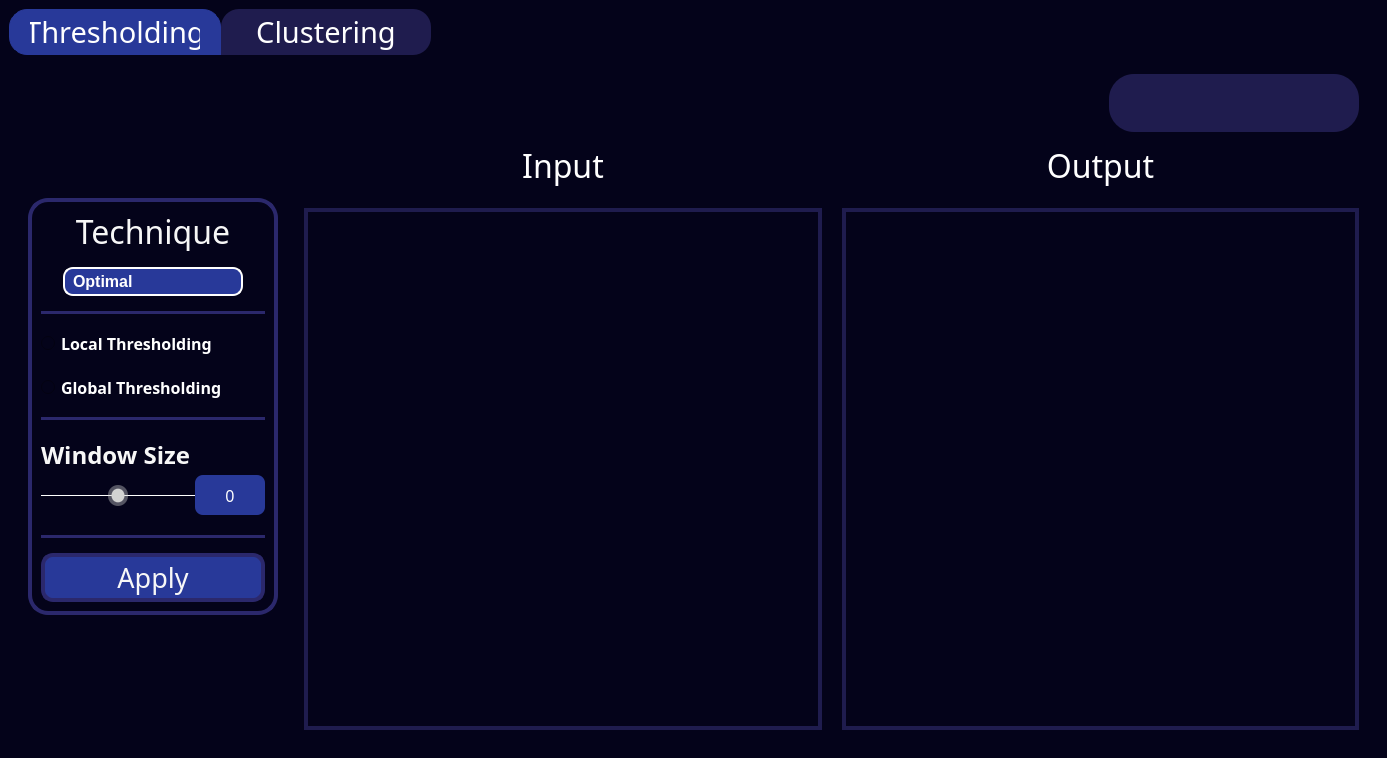
The window that Mainwindow.ui (MohamedAlaaAli/ClassiFlick) describes before a commit, drawn with Qt 5.
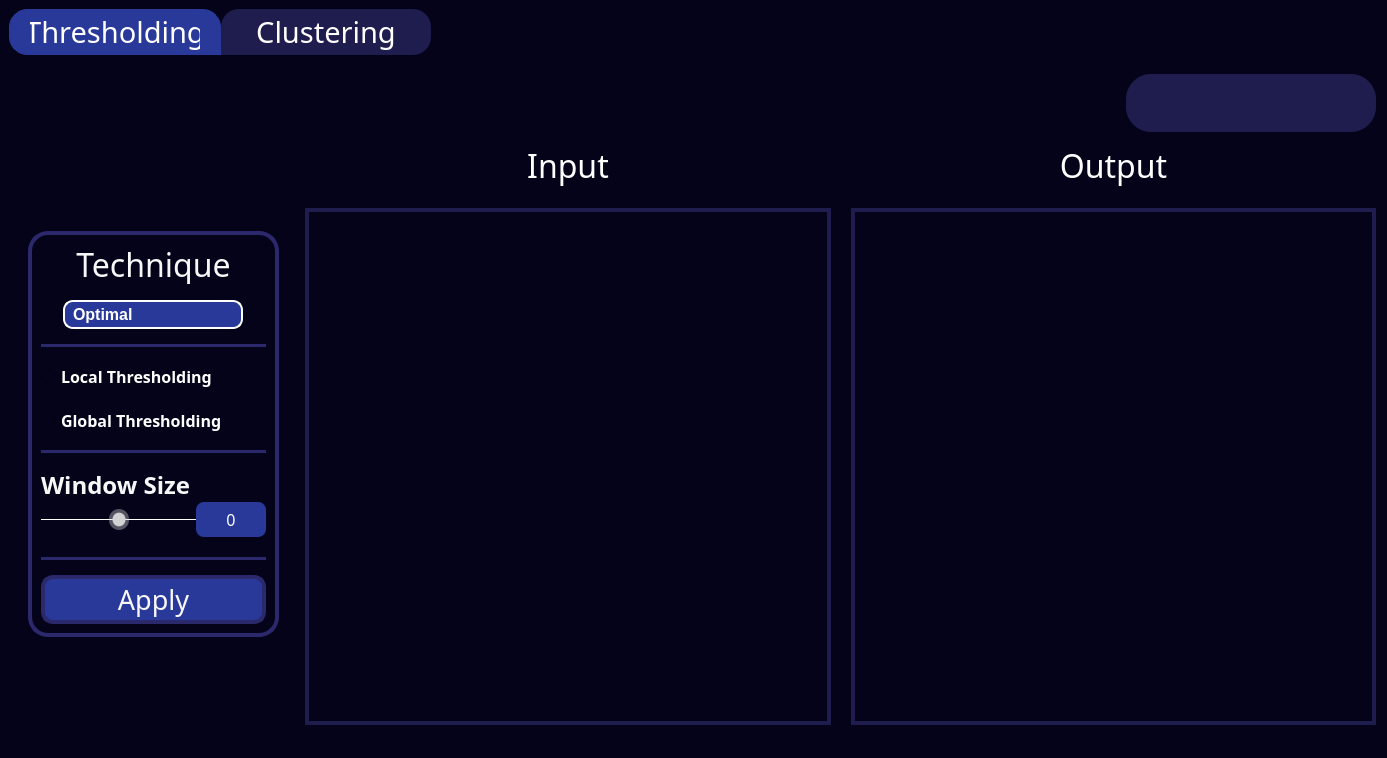
The same window after the commit. Icons and pictures are not drawn.

```diff
--- a/Mainwindow.ui
+++ b/Mainwindow.ui
@@ -89,8 +89,15 @@
        <attribute name="title">
         <string>Thresholding</string>
        </attribute>
-       <layout class="QGridLayout" name="gridLayout">
-        <item row="0" column="0">
+       <widget class="QWidget" name="">
+        <property name="geometry">
+         <rect>
+          <x>9</x>
+          <y>171</y>
+          <width>261</width>
+          <height>411</height>
+         </rect>
+        </property>
          <layout class="QVBoxLayout" name="verticalLayout_2">
           <property name="leftMargin">
            <number>10</number>
@@ -608,8 +615,16 @@
            </spacer>
           </item>
          </layout>
-        </item>
-        <item row="0" column="1">
+       </widget>
+       <widget class="QWidget" name="">
+        <property name="geometry">
+         <rect>
+          <x>276</x>
+          <y>9</y>
+          <width>1101</width>
+          <height>671</height>
+         </rect>
+        </property>
          <layout class="QVBoxLayout" name="verticalLayout_8">
           <property name="leftMargin">
            <number>10</number>
@@ -903,8 +918,7 @@
            </layout>
           </item>
          </layout>
-        </item>
-       </layout>
+       </widget>
       </widget>
       <widget class="QWidget" name="clusterTab">
        <attribute name="title">
```
Left out of the diff: 26 changed lines with no effect on the pictures. Lines whose indentation alone changed are shown as unchanged.
